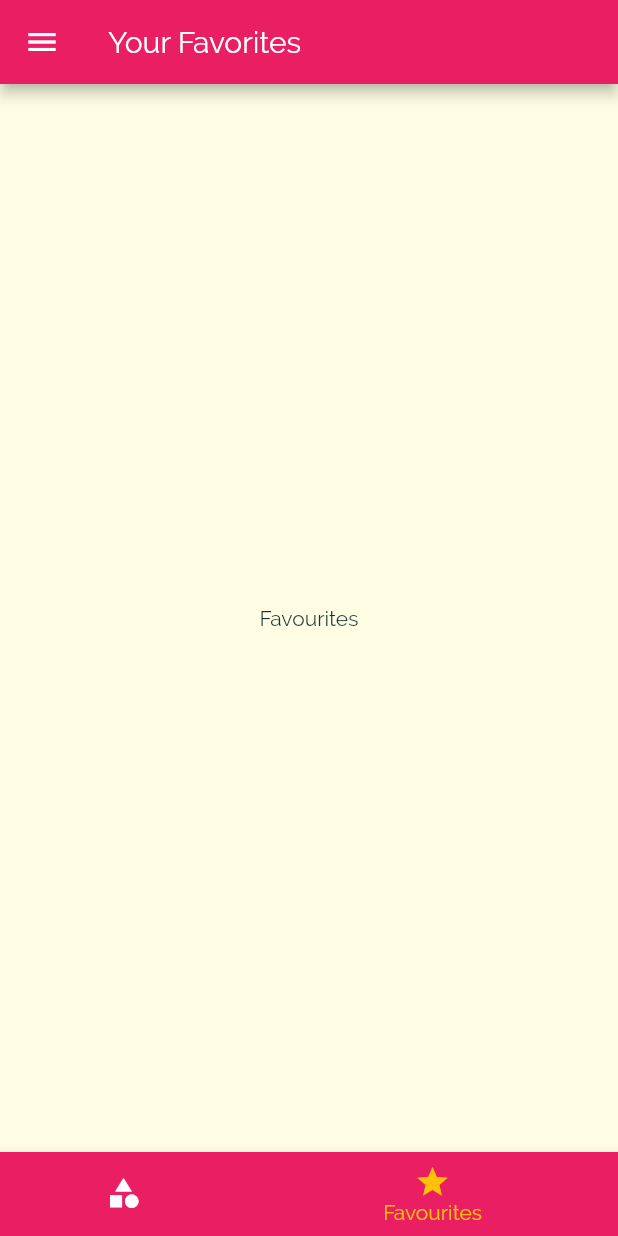
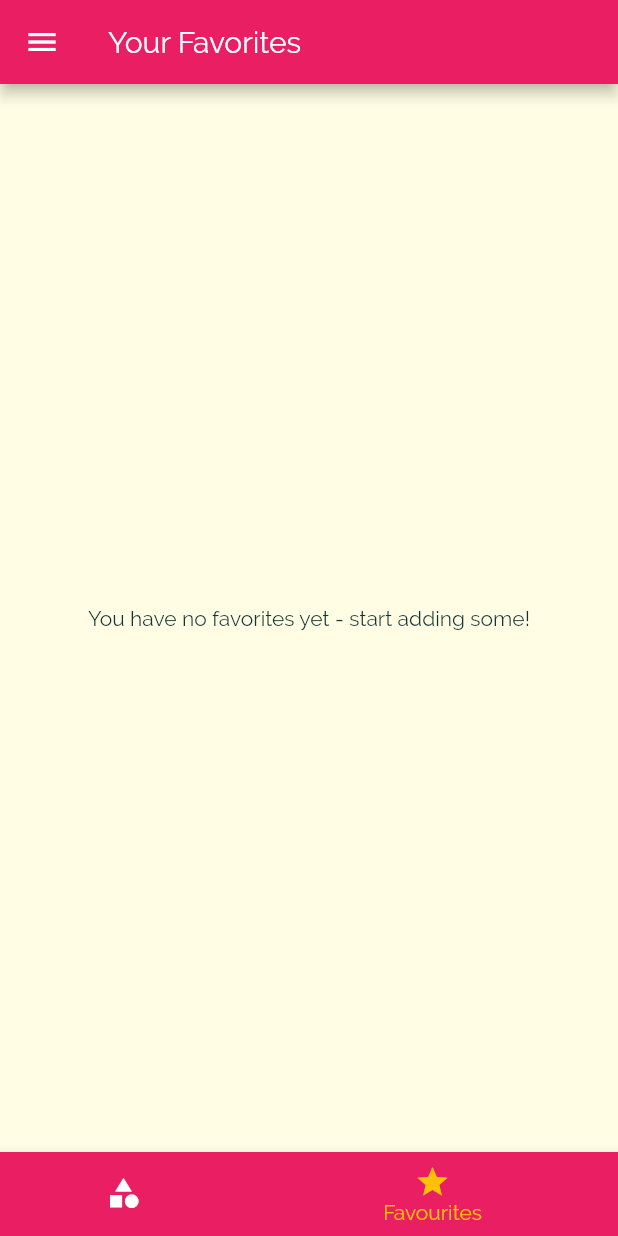
Before and after one commit to adarshsingh87/maels-app-flutter, a Flutter app: the screen it shows after launch, item 2 of the bottom bar chosen, on a phone screen of 412 x 824 dp. Run offline on Flutter 3.47's test engine with Material 2 defaults, Android fonts, the phone set to English and light mode, and no system bars.

```diff
--- a/lib/main.dart
+++ b/lib/main.dart
@@ -25,6 +25,7 @@ class _MyAppState extends State<MyApp> {
   };
 
   List<Meal> _availableMeals = DUMMY_MEALS;
+  List<Meal> _favoriteMeals = [];
 
   void _setFilters(Map<String, bool> updatedFilters) {
     setState(() {
@@ -46,6 +47,25 @@ class _MyAppState extends State<MyApp> {
         return true;
       }).toList();
     });
+  }
+
+  void _toggleFav(String id) {
+    final existingIndex = _favoriteMeals.indexWhere((e) => e.id == id);
+    if (existingIndex >= 0) {
+      setState(() {
+        _favoriteMeals.removeAt(existingIndex);
+      });
+    } else {
+      setState(() {
+        _favoriteMeals.add(
+          DUMMY_MEALS.firstWhere((e) => e.id == id),
+        );
+      });
+    }
+  }
+
+  bool _isFav(String id) {
+    return _favoriteMeals.any((e) => e.id == id);
   }
 
   @override
@@ -70,10 +90,10 @@ class _MyAppState extends State<MyApp> {
                   fontWeight: FontWeight.bold))),
       initialRoute: '/',
       routes: {
-        '/': (ctx) => TabsScreen(),
+        '/': (ctx) => TabsScreen(_favoriteMeals),
         CategoryMealsScreen.routeName: (ctx) =>
             CategoryMealsScreen(_availableMeals),
-        MealDetailScreen.routeName: (ctx) => MealDetailScreen(),
+        MealDetailScreen.routeName: (ctx) => MealDetailScreen(_toggleFav, _isFav),
         FilterScreen.routeName: (ctx) => FilterScreen(_setFilters, _filters),
       },
       onUnknownRoute: (settings) {
--- a/lib/screens/favourites-screen.dart
+++ b/lib/screens/favourites-screen.dart
@@ -1,10 +1,33 @@
-import 'package:flutter/cupertino.dart';
+import 'package:flutter/material.dart';
+
+import '../models/meal.dart';
+import '../widgets/meal_item.dart';
 
 class FavouritesScreen extends StatelessWidget {
+  final List<Meal> favMeals;
+
+  FavouritesScreen(this.favMeals);
+
   @override
   Widget build(BuildContext context) {
-    return Center(
-      child: Text('Favourites'),
-    );
+    if (favMeals.isEmpty) {
+      return Center(
+        child: Text('You have no favorites yet - start adding some!'),
+      );
+    } else {
+      return ListView.builder(
+        itemBuilder: (ctx, index) {
+          return MealsItem(
+              id: favMeals[index].id,
+              imageUrl: favMeals[index].imageUrl,
+              title: favMeals[index].title,
+              affordability: favMeals[index].affordability,
+              complexity: favMeals[index].complexity,
+              duration: favMeals[index].duration);
+          // removeItem: _removeMeal);
+        },
+        itemCount: favMeals.length,
+      );
+    }
   }
 }
--- a/lib/screens/tab_screen.dart
+++ b/lib/screens/tab_screen.dart
@@ -1,4 +1,6 @@
 import 'package:flutter/material.dart';
+
+import '../models/meal.dart';
 
 import '../widgets/main_drawer.dart';
 
@@ -6,17 +8,28 @@ import './favourites-screen.dart';
 import './categories_screen.dart';
 
 class TabsScreen extends StatefulWidget {
+  final List<Meal> favMeals;
+
+  TabsScreen(this.favMeals);
+
   @override
   _TabsScreenState createState() => _TabsScreenState();
 }
 
 class _TabsScreenState extends State<TabsScreen> {
-  final List<Map<String, Object>> _pages = [
-    {'page': CategoriesPage(), 'title': 'Categories'},
-    {'page': FavouritesScreen(), 'title': 'Your Favorites'}
-  ];
+  List<Map<String, Object>> _pages;
 
   int _selectedPageIndex = 0;
+
+  @override
+  void initState() {
+    // TODO: implement initState
+    _pages = [
+      {'page': CategoriesPage(), 'title': 'Categories'},
+      {'page': FavouritesScreen(widget.favMeals), 'title': 'Your Favorites'}
+    ];
+    super.initState();
+  }
 
   void _selectTab(int index) {
     setState(() {
```
Also changed, not shown: lib/screens/categories_meals_screen.dart (+6 -7 lines), lib/screens/meal_detail_screen.dart (+7 -2 lines), lib/widgets/meal_item.dart (+4 -6 lines).
